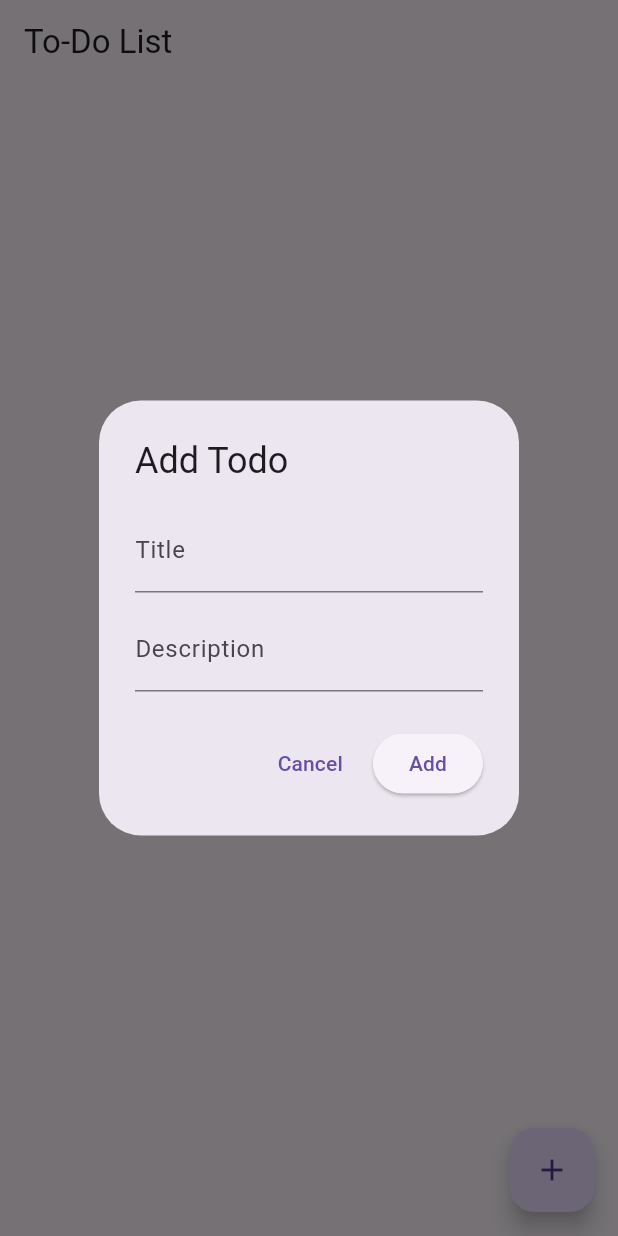
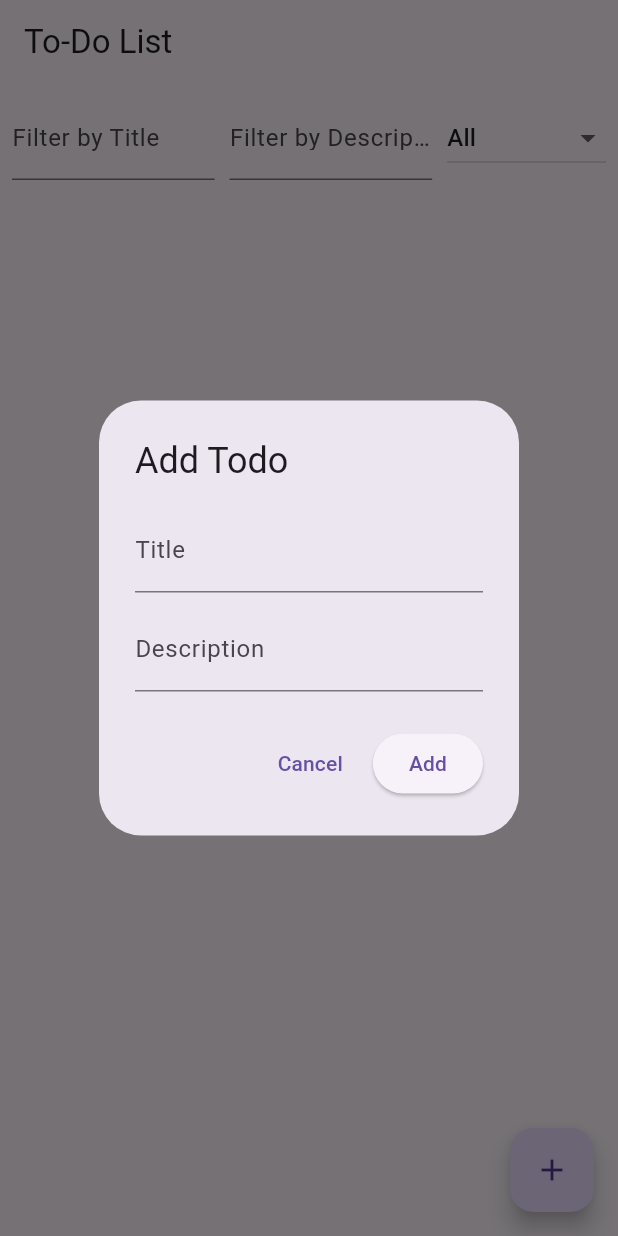
Before and after one commit to nikage/test-task-flutter-windows, a Flutter app: the screen it shows after launch, after a tap on the "add" icon, on a phone screen of 412 x 824 dp. Run offline on Flutter 3.47's test engine with Material 3 defaults, Android fonts, the phone set to English and light mode, and no system bars; our stand-ins replace flutter_bloc, freezed_annotation, get_it, injectable, sqflite; accounts and stored records are empty; generated files the repository leaves out were written again.

Commit message:
add filter

```diff
--- a/lib/presentation/pages/home_page.dart
+++ b/lib/presentation/pages/home_page.dart
@@ -5,8 +5,17 @@ import '../../domain/entities/todo.dart';
 import '../../injectable.dart';
 import '../bloc/todo_bloc.dart';
 
-class HomePage extends StatelessWidget {
+class HomePage extends StatefulWidget {
   const HomePage({Key? key}) : super(key: key);
+
+  @override
+  State<HomePage> createState() => _HomePageState();
+}
+
+class _HomePageState extends State<HomePage> {
+  String titleFilter = '';
+  String descriptionFilter = '';
+  String statusFilter = 'All';
 
   @override
   Widget build(BuildContext context) {
@@ -14,15 +23,88 @@ class HomePage extends StatelessWidget {
       appBar: AppBar(
         title: const Text('To-Do List'),
       ),
-      body: BlocBuilder<TodoBloc, TodoState>(
+      body: Column(
+        children: [
+          // Filter Row
+          Padding(
+            padding: const EdgeInsets.all(8.0),
+            child: Row(
+              children: [
+                // Title Filter
+                Expanded(
+                  child: TextField(
+                    decoration: const InputDecoration(
+                      labelText: 'Filter by Title',
+                    ),
+                    onChanged: (value) {
+                      setState(() {
+                        titleFilter = value.toLowerCase();
+                      });
+                    },
+                  ),
+                ),
+                const SizedBox(width: 10),
+                // Description Filter
+                Expanded(
+                  child: TextField(
+                    decoration: const InputDecoration(
+                      labelText: 'Filter by Description',
+                    ),
+                    onChanged: (value) {
+                      setState(() {
+                        descriptionFilter = value.toLowerCase();
+                      });
+                    },
+                  ),
+                ),
+                const SizedBox(width: 10),
+                // Status Filter
+                DropdownButton<String>(
+                  value: statusFilter,
+                  onChanged: (value) {
+                    if (value != null) {
+                      setState(() {
+                        statusFilter = value;
+                      });
+                    }
+                  },
+                  items: const [
+                    DropdownMenuItem(value: 'All', child: Text('All')),
+                    DropdownMenuItem(value: 'Completed', child: Text('Completed')),
+                    DropdownMenuItem(value: 'Incomplete', child: Text('Incomplete')),
+                  ],
+                ),
+              ],
+            ),
+          ),
+          // To-Do List
+          Expanded(
+            child: BlocBuilder<TodoBloc, TodoState>(
               builder: (context, state) {
                 if (state is TodoLoading) {
                   return const Center(child: CircularProgressIndicator());
                 } else if (state is TodoLoaded) {
+                  // Apply filters
+                  final filteredTodos = state.todos.where((todo) {
+                    final matchesTitle = todo.title
+                        .toLowerCase()
+                        .contains(titleFilter);
+                    final matchesDescription = todo.description
+                        .toLowerCase()
+                        .contains(descriptionFilter);
+                    final matchesStatus = (statusFilter == 'All') ||
+                        (statusFilter == 'Completed' && todo.isCompleted) ||
+                        (statusFilter == 'Incomplete' && !todo.isCompleted);
+
+                    return matchesTitle &&
+                        matchesDescription &&
+                        matchesStatus;
+                  }).toList();
+
                   return ListView.builder(
-              itemCount: state.todos.length,
+                    itemCount: filteredTodos.length,
                     itemBuilder: (context, index) {
-                final todo = state.todos[index];
+                      final todo = filteredTodos[index];
                       return ListTile(
                         title: Row(
                           children: [
@@ -63,7 +145,7 @@ class HomePage extends StatelessWidget {
                           mainAxisSize: MainAxisSize.min,
                           children: [
                             IconButton(
-                        icon: Icon(Icons.delete),
+                              icon: const Icon(Icons.delete),
                               onPressed: () {
                                 DI<TodoBloc>().add(DeleteTodoEvent(todo.id!));
                               },
@@ -73,7 +155,8 @@ class HomePage extends StatelessWidget {
                               onChanged: (value) {
                                 context.read<TodoBloc>().add(
                                   UpdateTodoEvent(
-                                  todo.copyWith(isCompleted: value ?? false),
+                                    todo.copyWith(
+                                        isCompleted: value ?? false),
                                   ),
                                 );
                               },
@@ -86,6 +169,9 @@ class HomePage extends StatelessWidget {
                 }
                 return const Center(child: Text('No todos found'));
               },
+            ),
+          ),
+        ],
       ),
       floatingActionButton: FloatingActionButton(
         onPressed: () {
```
Lines whose indentation alone changed are shown as unchanged.
